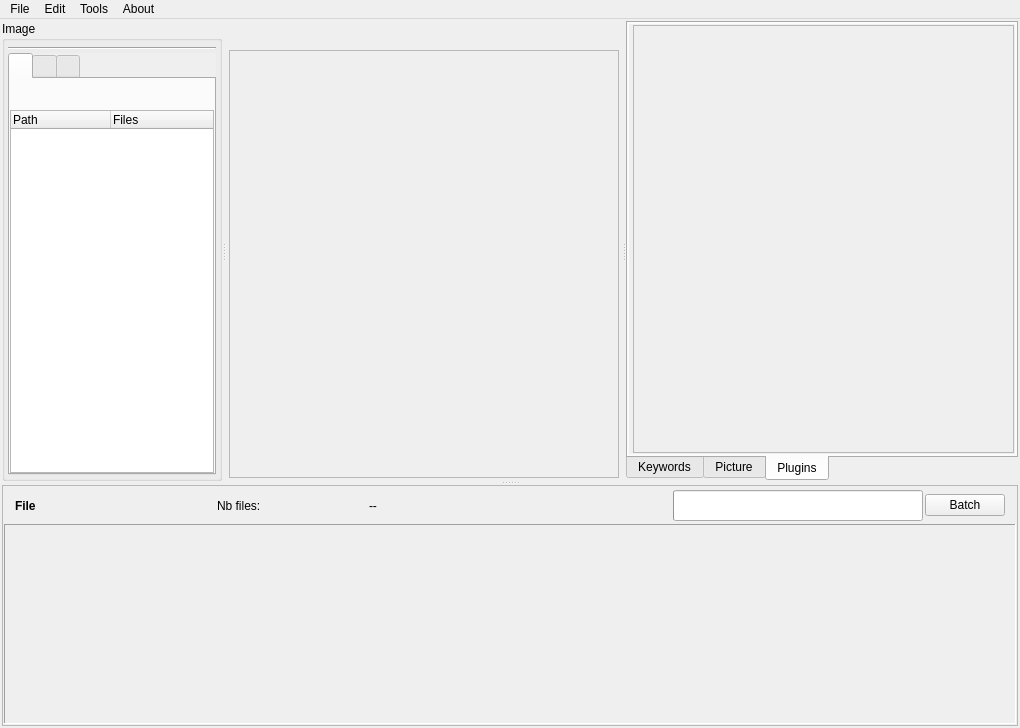
cseyve/piaf, file workflow/ui/emamainwindow.ui: the form before one commit.
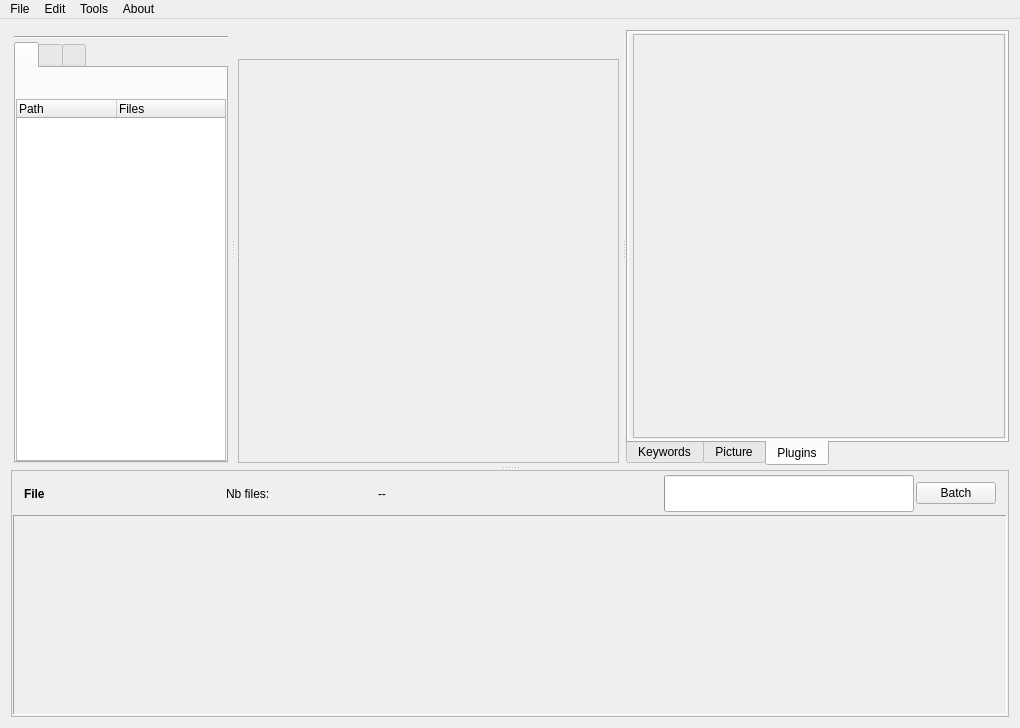
The form after the commit. The open tabs and pages were chosen to show the change. Icons and pictures are not drawn. Custom widgets are drawn as their Qt base class.

What changed in the file:
```diff
--- a/workflow/ui/emamainwindow.ui
+++ b/workflow/ui/emamainwindow.ui
@@ -22,12 +22,6 @@
   </property>
   <widget class="QWidget" name="centralwidget">
    <layout class="QVBoxLayout" name="verticalLayout">
-    <property name="spacing">
-     <number>2</number>
-    </property>
-    <property name="margin">
-     <number>2</number>
-    </property>
     <item>
      <widget class="QSplitter" name="verticalSplitter">
       <property name="orientation">
@@ -37,16 +31,13 @@
        <property name="orientation">
         <enum>Qt::Horizontal</enum>
        </property>
-       <widget class="QGroupBox" name="leftGroupBox">
+       <widget class="QWidget" name="leftWidget" native="true">
         <property name="maximumSize">
          <size>
           <width>220</width>
           <height>16777215</height>
          </size>
         </property>
-        <property name="title">
-         <string>Image</string>
-        </property>
         <layout class="QVBoxLayout" name="leftVerticalLayout">
          <property name="spacing">
           <number>3</number>
@@ -87,8 +78,8 @@
              <rect>
               <x>0</x>
               <y>0</y>
-              <width>206</width>
-              <height>419</height>
+              <width>214</width>
+              <height>414</height>
              </rect>
             </property>
             <layout class="QVBoxLayout" name="verticalLayout_14">
@@ -689,8 +680,8 @@
                  <rect>
                   <x>0</x>
                   <y>0</y>
-                  <width>344</width>
-                  <height>408</height>
+                  <width>473</width>
+                  <height>394</height>
                  </rect>
                 </property>
                 <layout class="QVBoxLayout" name="verticalLayout_6">
@@ -938,8 +929,8 @@
               <rect>
                <x>0</x>
                <y>0</y>
-               <width>412</width>
-               <height>419</height>
+               <width>283</width>
+               <height>405</height>
               </rect>
              </property>
              <layout class="QVBoxLayout" name="verticalLayout_3">
@@ -1143,8 +1134,8 @@
             <rect>
              <x>0</x>
              <y>0</y>
-             <width>1010</width>
-             <height>194</height>
+             <width>996</width>
+             <height>198</height>
             </rect>
            </property>
            <layout class="QHBoxLayout" name="horizontalLayout_3">
```
Left out of the diff: 6 changed lines with no effect on the pictures.
